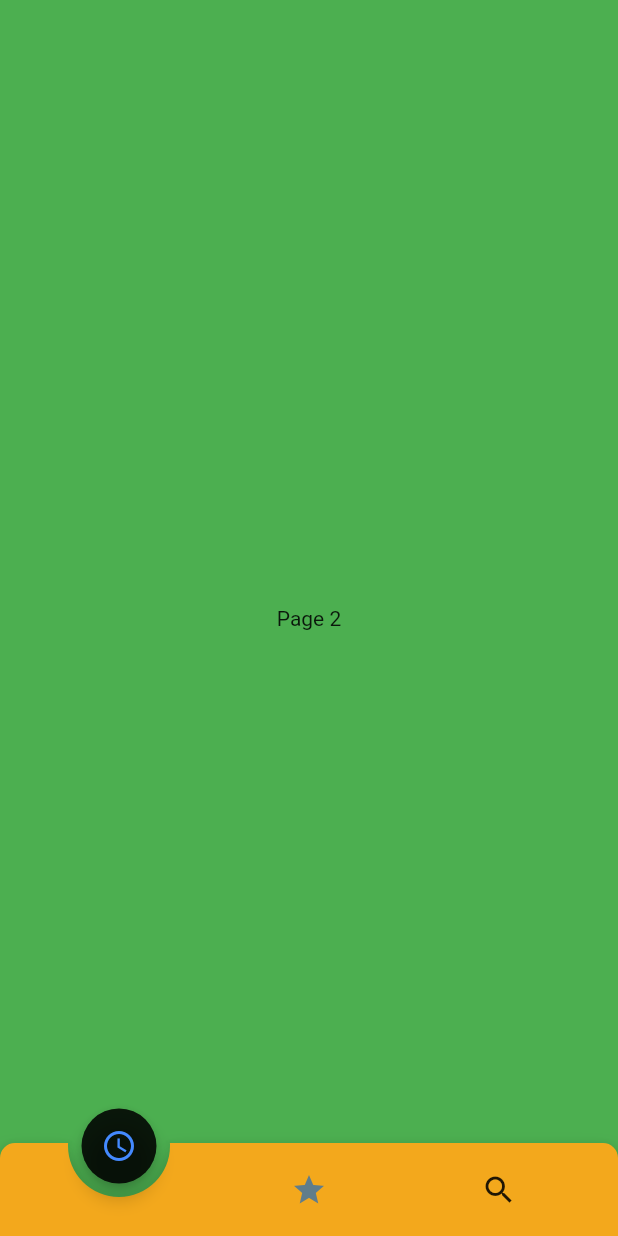
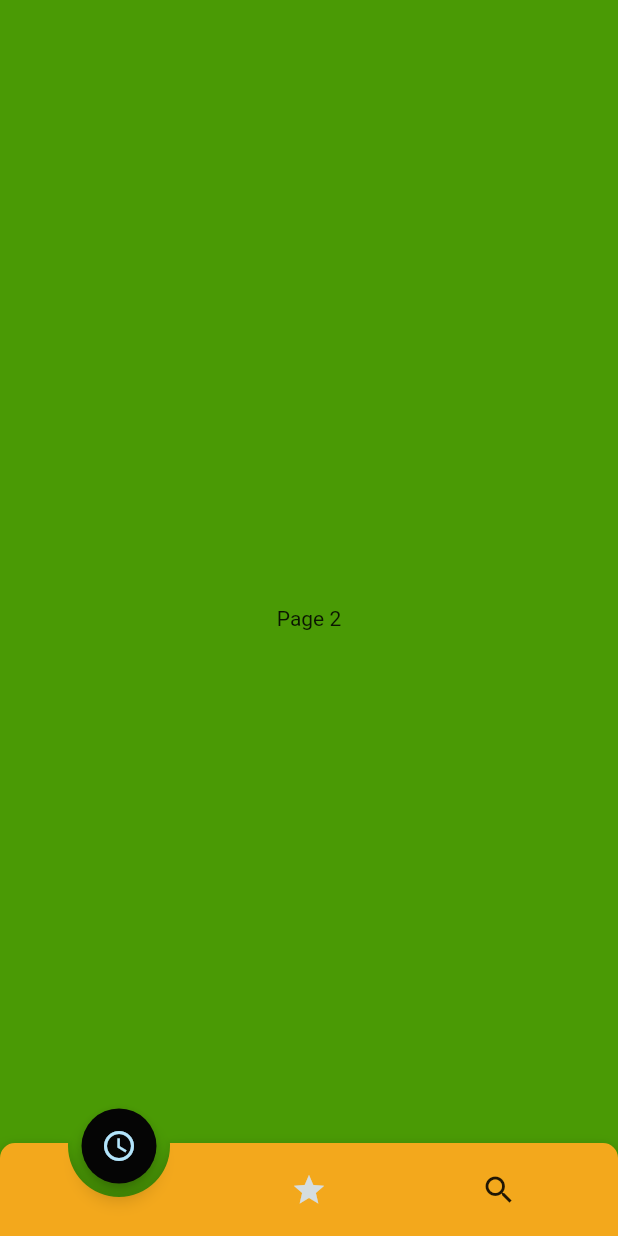
Before and after one commit to priyam2531/rapido, a Flutter app: the DaskBorad screen opened directly, swiped to page 2, on a phone screen of 412 x 824 dp. Run offline on Flutter 3.47's test engine with Material 2 defaults, Android fonts, the phone set to English and light mode, and no system bars; drawn by our look-alikes of animated_notch_bottom_bar; our stand-ins replace country_picker, otp_text_field; missing offline and left inert: ticket_material.

Commit message:
[ADR]-direction_page_colors

```diff
--- a/lib/constant/app_color.dart
+++ b/lib/constant/app_color.dart
@@ -10,5 +10,7 @@ class AppColor{
   static const Color lightblue = Color(0xffA4A07B);
   static const Color red = Color(0xffda0831);
   static const Color green = Color(0xff4a9a05);
+  static const Color teal= Color(0xff80cbc4);
+  static const Color blue = Color(0xffb3e5fc);
 
 }
--- a/lib/pages/direction/backgrpage.dart
+++ b/lib/pages/direction/backgrpage.dart
@@ -11,7 +11,7 @@ class _FirstScreenState extends State<FirstScreen> {
   @override
   Widget build(BuildContext context) {
     return const Scaffold(
-      backgroundColor: Colors.teal,
+      backgroundColor: Color(0xff80cbc4),
     );
   }
 }
--- a/lib/pages/direction/dask_borad.dart
+++ b/lib/pages/direction/dask_borad.dart
@@ -46,7 +46,7 @@ class _DaskBoradState extends State<DaskBorad> {
               notchBottomBarController: _controller,
               color: AppColor.yellow,
               showLabel: false,
-              notchColor: Colors.black87,
+              notchColor: Color(0xff050505),
               removeMargins: true,
               bottomBarWidth: 500,
               durationInMilliSeconds: 300,
@@ -54,22 +54,22 @@ class _DaskBoradState extends State<DaskBorad> {
                 BottomBarItem(
                   inActiveItem: Icon(
                     Icons.watch_later_outlined,
-                    color: Colors.blueGrey,
+                    color: Color(0xffD5DDE0),
                   ),
                   activeItem: Icon(
                     Icons.watch_later_outlined,
-                    color: Colors.blueAccent,
+                    color: Color(0xffb3e5fc),
                   ),
                   itemLabel: 'Page 1',
                 ),
                 BottomBarItem(
                   inActiveItem: Icon(
                     Icons.star,
-                    color: Colors.blueGrey,
+                    color: Color(0xffD5DDE0),
                   ),
                   activeItem: Icon(
                     Icons.star,
-                    color: Colors.blueAccent,
+                    color: Color(0xffb3e5fc),
                   ),
                   itemLabel: 'Page 2',
                 ),
@@ -78,7 +78,7 @@ class _DaskBoradState extends State<DaskBorad> {
                   inActiveItem: Icon(Icons.search),
                   activeItem: Icon(
                     Icons.search,
-                    color: Colors.black,
+                    color: Color(0xff050505),
                   ),
                   itemLabel: 'Page 3',
                 ),
@@ -100,7 +100,7 @@ class Page2 extends StatelessWidget {
   @override
   Widget build(BuildContext context) {
     return Container(
-        color: Colors.green, child: const Center(child: Text('Page 2')));
+        color: Color(0xff4a9a05), child: const Center(child: Text('Page 2')));
   }
 }
 
@@ -110,7 +110,7 @@ class Page3 extends StatelessWidget {
   @override
   Widget build(BuildContext context) {
     return Container(
-        color: Colors.red, child: const Center(child: Text('Page 3')));
+        color: Color(0xffda0831), child: const Center(child: Text('Page 3')));
   }
 }
 
@@ -120,7 +120,7 @@ class Page4 extends StatelessWidget {
   @override
   Widget build(BuildContext context) {
     return Container(
-        color: Colors.blue, child: const Center(child: Text('Page 4')));
+        color: Color(0xffb3e5fc), child: const Center(child: Text('Page 4')));
   }
 }
 
@@ -130,7 +130,7 @@ class Page5 extends StatelessWidget {
   @override
   Widget build(BuildContext context) {
     return Container(
-        color: Colors.lightGreenAccent,
+        color: Color(0xff4a9a05),
         child: const Center(child: Text('Page 5')));
   }
 }
--- a/lib/pages/direction/page2.dart
+++ b/lib/pages/direction/page2.dart
@@ -15,9 +15,9 @@ class _PromoCodeState extends State<PromoCode> {
   @override
   Widget build(BuildContext context) {
     return Scaffold(
-      backgroundColor: Colors.white,
+      backgroundColor: Color(0xffFFFFFF),
       appBar: AppBar(
-        backgroundColor: Colors.white,
+        backgroundColor: Color(0xffFFFFFF),
         leading: AppIcon.backarrow,
         title: Center(
           child: Text(
--- a/lib/pages/direction/promocode.dart
+++ b/lib/pages/direction/promocode.dart
@@ -16,9 +16,9 @@ class _ScreenPageState extends State<ScreenPage> {
   @override
   Widget build(BuildContext context) {
     return Scaffold(
-      backgroundColor: Colors.white,
+      backgroundColor: Color(0xffFFFFFF),
       appBar: AppBar(
-        backgroundColor: Colors.white,
+        backgroundColor: Color(0xffFFFFFF),
         leading: AppIcon.backarrow,
         title: Center(
           child: Text(
@@ -174,7 +174,7 @@ class _ScreenPageState extends State<ScreenPage> {
                 height: 110,
                 width: 290,
                 decoration: BoxDecoration(
-                  border: Border.all(color: Colors.grey),
+                  border: Border.all(color: Color(0xffD5DDE0),),
                   borderRadius: BorderRadius.all(
                     Radius.circular(20),
                   ),
--- a/lib/pages/direction/termcon.dart
+++ b/lib/pages/direction/termcon.dart
@@ -21,7 +21,10 @@ class _LastScreenState extends State<LastScreen> {
                 Text(
                   "Terns & Condition",
                   style: TextStyle(
-                      color: Colors.black, fontWeight: FontWeight.bold),
+                      color: Color(0xff050505
+
+
+                      ), fontWeight: FontWeight.bold),
                 ),
               ],
             ),
```
Also changed, not shown: lib/pages/direction/delivery.dart (+19 -19 lines), lib/pages/direction/direction_page.dart (+9 -9 lines), lib/pages/direction/page3.dart (+5 -5 lines).
